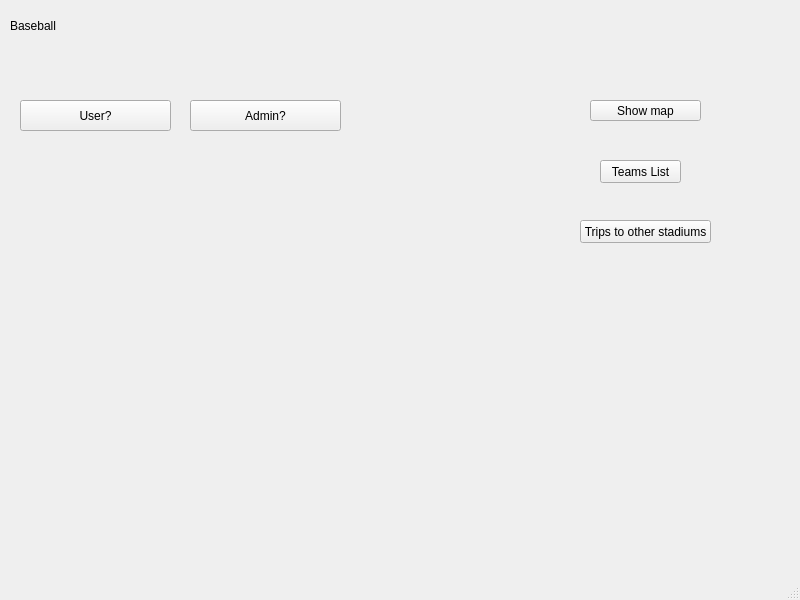
First picture: the form in mainwindow.ui, repository ellenyim8/project2, before the edit.
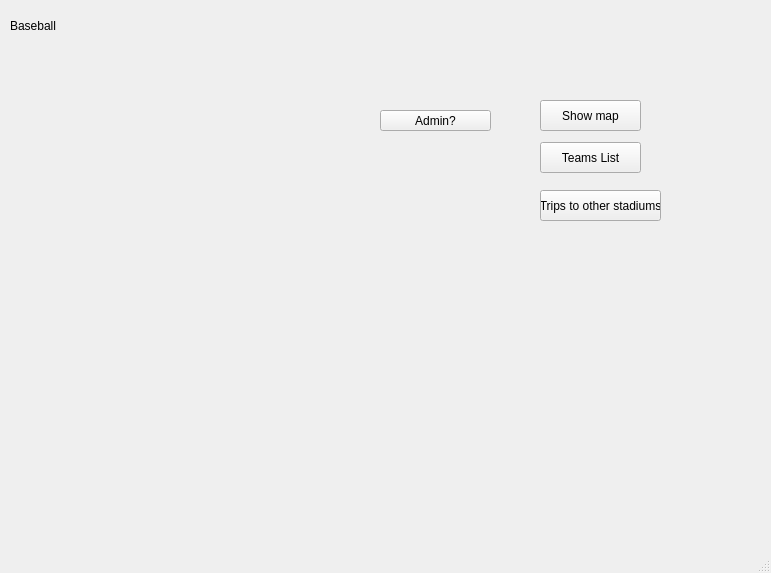
Second picture: the form after the edit.

```diff
--- a/mainwindow.ui
+++ b/mainwindow.ui
@@ -6,8 +6,8 @@
    <rect>
     <x>0</x>
     <y>0</y>
-    <width>800</width>
-    <height>600</height>
+    <width>771</width>
+    <height>573</height>
    </rect>
   </property>
   <property name="windowTitle">
@@ -30,36 +30,23 @@
    <widget class="QPushButton" name="admin">
     <property name="geometry">
      <rect>
-      <x>190</x>
-      <y>100</y>
-      <width>151</width>
-      <height>31</height>
+      <x>380</x>
+      <y>110</y>
+      <width>111</width>
+      <height>21</height>
      </rect>
     </property>
     <property name="text">
      <string>Admin?</string>
     </property>
    </widget>
-   <widget class="QPushButton" name="user">
-    <property name="geometry">
-     <rect>
-      <x>20</x>
-      <y>100</y>
-      <width>151</width>
-      <height>31</height>
-     </rect>
-    </property>
-    <property name="text">
-     <string>User?</string>
-    </property>
-   </widget>
    <widget class="QPushButton" name="Map">
     <property name="geometry">
      <rect>
-      <x>590</x>
+      <x>540</x>
       <y>100</y>
-      <width>111</width>
-      <height>21</height>
+      <width>101</width>
+      <height>31</height>
      </rect>
     </property>
     <property name="text">
@@ -69,10 +56,10 @@
    <widget class="QPushButton" name="pushButton">
     <property name="geometry">
      <rect>
-      <x>600</x>
-      <y>160</y>
-      <width>81</width>
-      <height>23</height>
+      <x>540</x>
+      <y>142</y>
+      <width>101</width>
+      <height>31</height>
      </rect>
     </property>
     <property name="text">
@@ -82,10 +69,10 @@
    <widget class="QPushButton" name="pushButton_2">
     <property name="geometry">
      <rect>
-      <x>580</x>
-      <y>220</y>
-      <width>131</width>
-      <height>23</height>
+      <x>540</x>
+      <y>190</y>
+      <width>121</width>
+      <height>31</height>
      </rect>
     </property>
     <property name="text">
```
Left out of the diff: 4 changed lines with no effect on the pictures.
